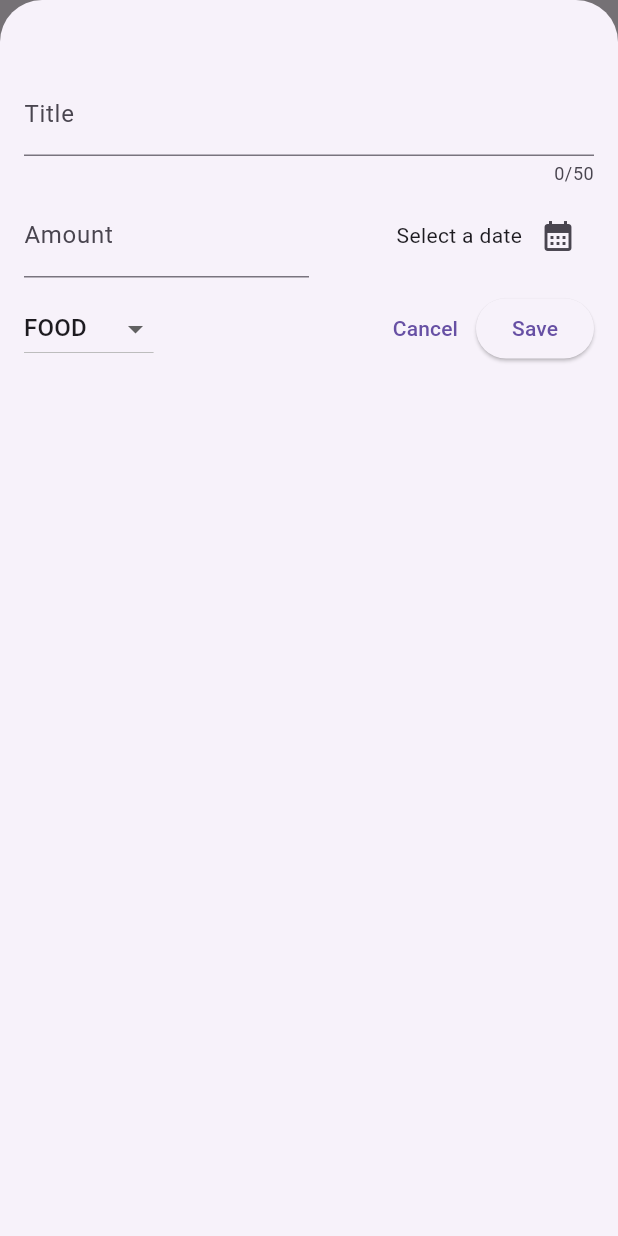
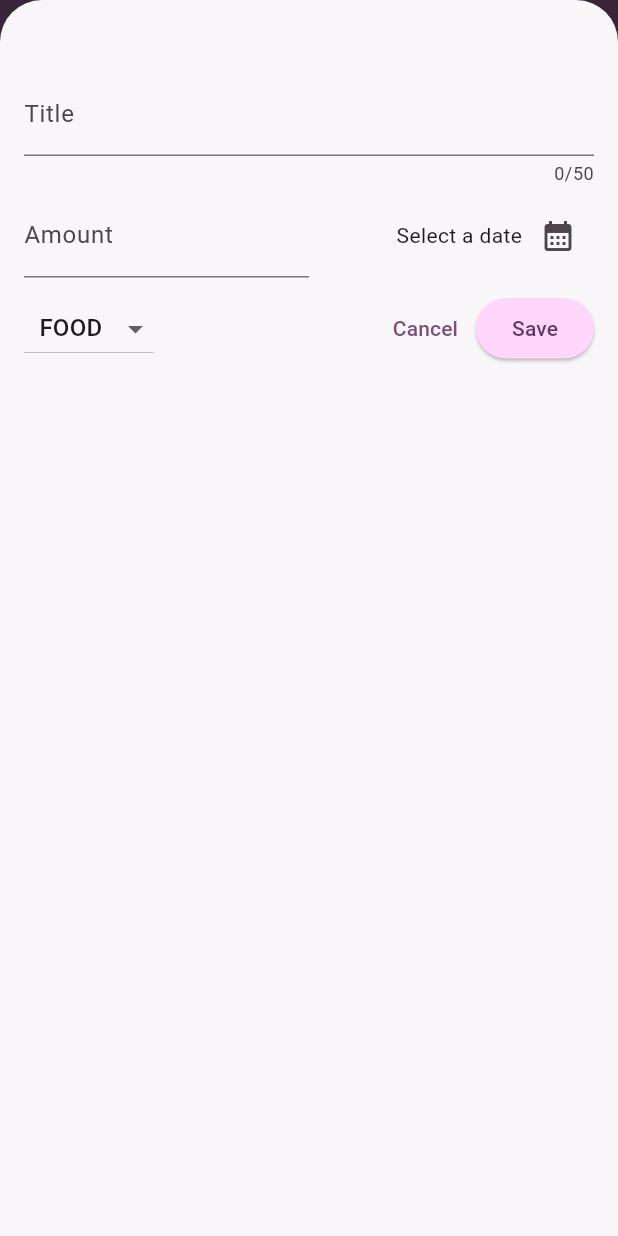
Before and after one commit to ahmedmohsen302/expenses_tracker_app, a Flutter app: the screen it shows after launch, after a tap on the "add" icon, on a phone screen of 412 x 824 dp. Run offline on Flutter 3.47's test engine with Material 3 defaults, Android fonts, the phone set to English and light mode, and no system bars.

Commit message:
added theme

```diff
--- /dev/null
+++ b/lib/constants.dart
@@ -0,0 +1,5 @@
+import 'package:flutter/material.dart';
+
+var kColorScheme = ColorScheme.fromSeed(
+  seedColor: const Color.fromRGBO(133, 63, 140, 0.749),
+);
--- a/lib/main.dart
+++ b/lib/main.dart
@@ -1,11 +1,39 @@
+import 'package:expenses_tracker_app/constants.dart';
 import 'package:expenses_tracker_app/views/home_view.dart';
 import 'package:flutter/material.dart';
 
 void main() {
   runApp(
-    const MaterialApp(
+    MaterialApp(
       home: ExpensesTrackerApp(),
       debugShowCheckedModeBanner: false,
+      theme: ThemeData().copyWith(
+        colorScheme: kColorScheme,
+        appBarTheme: AppBarTheme().copyWith(
+          backgroundColor: kColorScheme.primary,
+          centerTitle: true,
+          foregroundColor: kColorScheme.onPrimary,
+          titleTextStyle: TextStyle(fontWeight: FontWeight.bold, fontSize: 24),
+        ),
+        cardTheme: CardTheme().copyWith(
+          color: kColorScheme.surfaceContainer,
+          shadowColor: kColorScheme.onSurface,
+          margin: EdgeInsets.symmetric(horizontal: 24, vertical: 14),
+          elevation: 6,
+          surfaceTintColor: kColorScheme.surfaceTint,
+        ),
+        elevatedButtonTheme: ElevatedButtonThemeData(
+          style: ElevatedButton.styleFrom(
+            backgroundColor: kColorScheme.primaryContainer,
+            foregroundColor: kColorScheme.onPrimaryContainer,
+          ),
+        ),
+        bottomSheetTheme: BottomSheetThemeData().copyWith(
+          backgroundColor: kColorScheme.onPrimary,
+          surfaceTintColor: kColorScheme.primary,
+          dragHandleColor: kColorScheme.inversePrimary,
+        ),
+      ),
     ),
   );
 }
--- a/lib/widgets/expenses_list/expense_item.dart
+++ b/lib/widgets/expenses_list/expense_item.dart
@@ -11,6 +11,7 @@ class ExpenseItem extends StatelessWidget {
       child: Padding(
         padding: const EdgeInsets.symmetric(horizontal: 20.0, vertical: 16),
         child: Column(
+          crossAxisAlignment: CrossAxisAlignment.start,
           children: [
             Text(expense.title),
             SizedBox(height: 5),
--- a/lib/widgets/modal_sheet.dart
+++ b/lib/widgets/modal_sheet.dart
@@ -79,6 +79,8 @@ class _ModalSheetState extends State<ModalSheet> {
           Row(
             children: [
               DropdownButton(
+                borderRadius: BorderRadius.circular(16),
+                alignment: Alignment.center,
                 value: selectedCategory,
                 items:
                     Category.values.map((category) {
```
